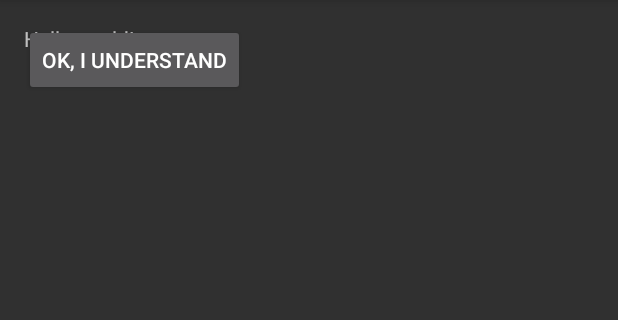
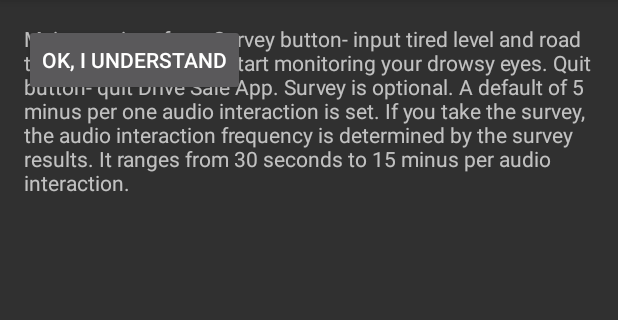
Before and after one commit to weddingjuma/DriveSafeApp, an Android app: the HelpActivity screen opened directly, with no data from a screen before it, on a phone screen of 412 x 824 dp, the part 84-404 px from its top. Run offline under Robolectric (Android 15) with nearby library versions, the phone set to English and light mode, and no system bars.

Commit message:
Added text to text view to activity_help.xml

```diff
--- a/app/src/main/res/values/strings.xml
+++ b/app/src/main/res/values/strings.xml
@@ -13,5 +13,12 @@
     <string name="frequency_pref_key">Frequency</string>
     <string name="title_activity_help">HelpActivity</string>
 
-    <string name="hello_world">Hello world!</string>
+    <string name="hello_world">Main user interface:
+
+	Survey button- input tired level and road type.
+	Monitor button- start monitoring your drowsy eyes.
+	Quit button- quit Drive Safe App.
+
+Survey is optional. A default of 5 minus per one audio interaction is set. If you take the survey, the audio interaction frequency is determined by the survey results. It ranges from 30 seconds to 15 minus per audio interaction.
+</string>
 </resources>
```
Also changed, not shown: 239 other files.
